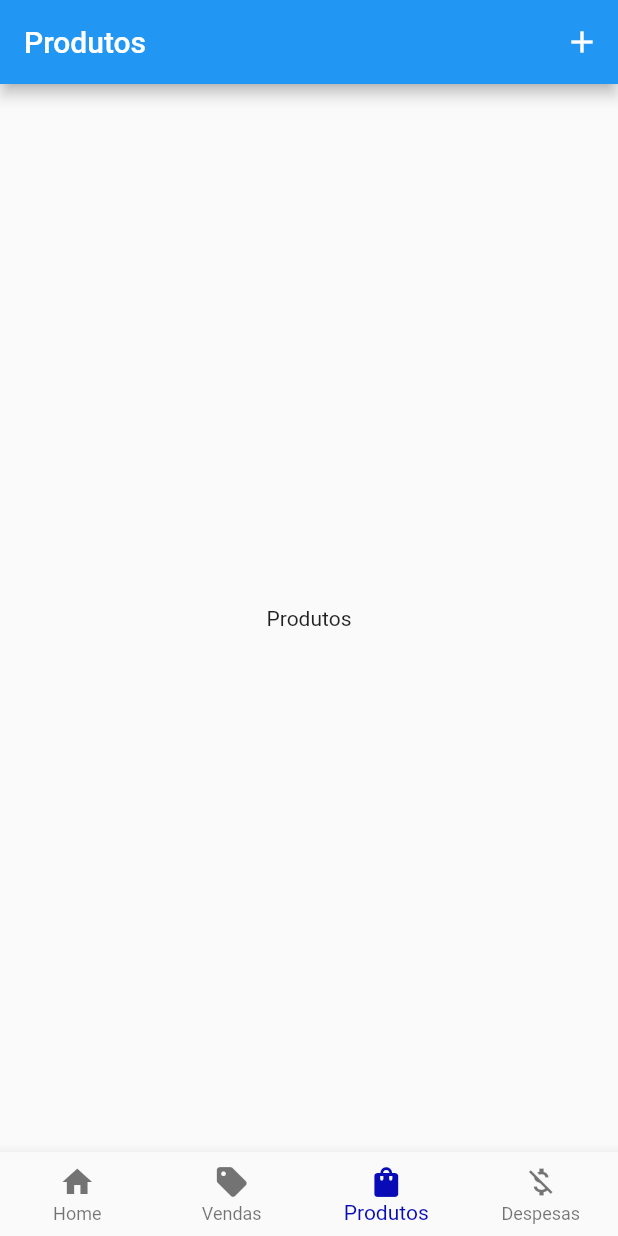
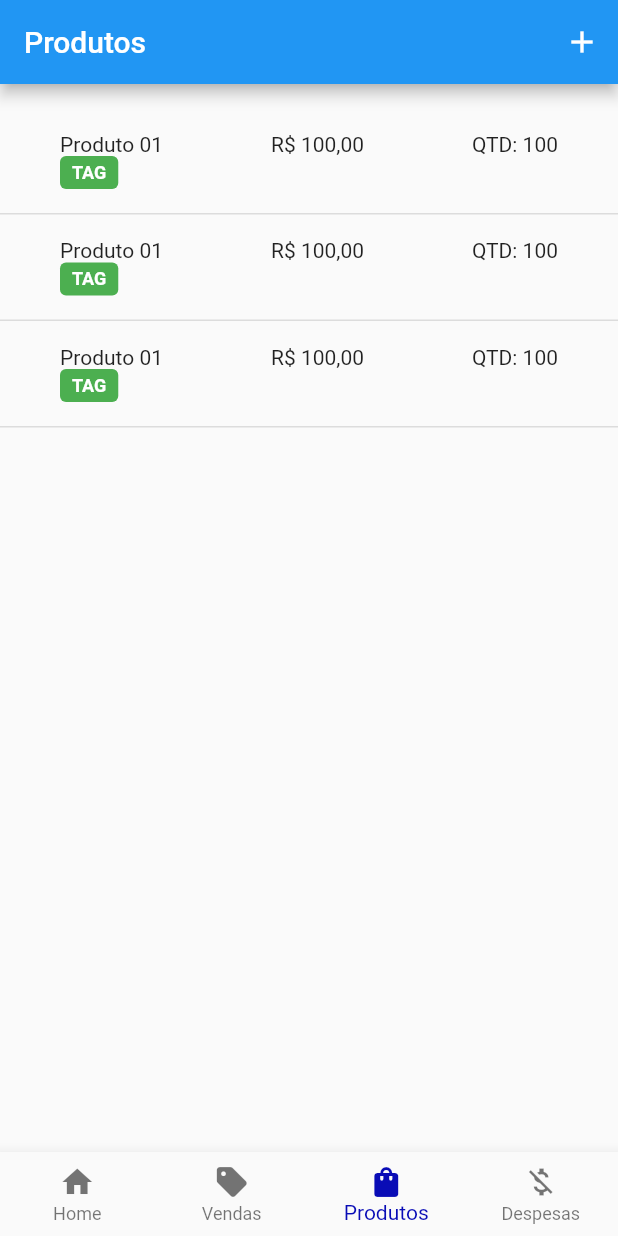
Before and after one commit to Kauanphbbb/my_little_business, a Flutter app: the screen it shows after launch, item 3 of the bottom bar chosen, on a phone screen of 412 x 824 dp. Run offline on Flutter 3.47's test engine with Material 2 defaults, Android fonts, the phone set to English and light mode, and no system bars.

Commit message:
feat: list of products

```diff
--- a/lib/app/domain/entities/tag.dart
+++ b/lib/app/domain/entities/tag.dart
@@ -1,6 +1,7 @@
 class Tag {
   dynamic id;
   final String name;
+  final String color;
 
-  Tag({this.id, required this.name});
+  Tag({this.id, required this.name, required this.color});
 }
--- a/lib/app/pages/products_page/products_page.dart
+++ b/lib/app/pages/products_page/products_page.dart
@@ -15,9 +15,136 @@ class ProductsPage extends StatelessWidget {
             ),
           ],
         ),
-      body: const Center(
-        child: Text('Produtos'),
+        body: ListView(
+          padding: const EdgeInsets.only(top: 16),
+          children: [
+            Container(
+              padding: const EdgeInsets.all(16),
+              decoration: const BoxDecoration(
+                  border: Border(
+                      bottom: BorderSide(color: Colors.black12, width: 1))),
+              child: Padding(
+                padding: const EdgeInsets.only(right: 24, left: 24),
+                child: Column(
+                  children: [
+                    Row(
+                      mainAxisAlignment: MainAxisAlignment.spaceBetween,
+                      children: const [
+                        Text('Produto 01'),
+                        Text('R\$ 100,00'),
+                        Text('QTD: 100'),
+                      ],
                     ),
-    );
+                    Row(
+                      mainAxisAlignment: MainAxisAlignment.start,
+                      children: [
+                        Container(
+                          padding: const EdgeInsets.only(
+                              right: 8, left: 8, top: 4, bottom: 4),
+                          decoration: BoxDecoration(
+                            borderRadius: BorderRadius.circular(4),
+                            color: Colors.green,
+                          ),
+                          child: Text(
+                            'Tag'.toUpperCase(),
+                            style: const TextStyle(
+                              fontSize: 12,
+                              color: Colors.white,
+                              fontWeight: FontWeight.bold,
+                            ),
+                          ),
+                        ),
+                      ],
+                    ),
+                  ],
+                ),
+              ),
+            ),
+            Container(
+              padding: const EdgeInsets.all(16),
+              decoration: const BoxDecoration(
+                  border: Border(
+                      bottom: BorderSide(color: Colors.black12, width: 1))),
+              child: Padding(
+                padding: const EdgeInsets.only(right: 24, left: 24),
+                child: Column(
+                  children: [
+                    Row(
+                      mainAxisAlignment: MainAxisAlignment.spaceBetween,
+                      children: const [
+                        Text('Produto 01'),
+                        Text('R\$ 100,00'),
+                        Text('QTD: 100'),
+                      ],
+                    ),
+                    Row(
+                      mainAxisAlignment: MainAxisAlignment.start,
+                      children: [
+                        Container(
+                          padding: const EdgeInsets.only(
+                              right: 8, left: 8, top: 4, bottom: 4),
+                          decoration: BoxDecoration(
+                            borderRadius: BorderRadius.circular(4),
+                            color: Colors.green,
+                          ),
+                          child: Text(
+                            'Tag'.toUpperCase(),
+                            style: const TextStyle(
+                              fontSize: 12,
+                              color: Colors.white,
+                              fontWeight: FontWeight.bold,
+                            ),
+                          ),
+                        ),
+                      ],
+                    ),
+                  ],
+                ),
+              ),
+            ),
+            Container(
+              padding: const EdgeInsets.all(16),
+              decoration: const BoxDecoration(
+                  border: Border(
+                      bottom: BorderSide(color: Colors.black12, width: 1))),
+              child: Padding(
+                padding: const EdgeInsets.only(right: 24, left: 24),
+                child: Column(
+                  children: [
+                    Row(
+                      mainAxisAlignment: MainAxisAlignment.spaceBetween,
+                      children: const [
+                        Text('Produto 01'),
+                        Text('R\$ 100,00'),
+                        Text('QTD: 100'),
+                      ],
+                    ),
+                    Row(
+                      mainAxisAlignment: MainAxisAlignment.start,
+                      children: [
+                        Container(
+                          padding: const EdgeInsets.only(
+                              right: 8, left: 8, top: 4, bottom: 4),
+                          decoration: BoxDecoration(
+                            borderRadius: BorderRadius.circular(4),
+                            color: Colors.green,
+                          ),
+                          child: Text(
+                            'Tag'.toUpperCase(),
+                            style: const TextStyle(
+                              fontSize: 12,
+                              color: Colors.white,
+                              fontWeight: FontWeight.bold,
+                            ),
+                          ),
+                        ),
+                      ],
+                    ),
+                  ],
+                ),
+              ),
+            ),
+          ],
+        ));
   }
 }
```
Lines whose indentation alone changed are shown as unchanged.
